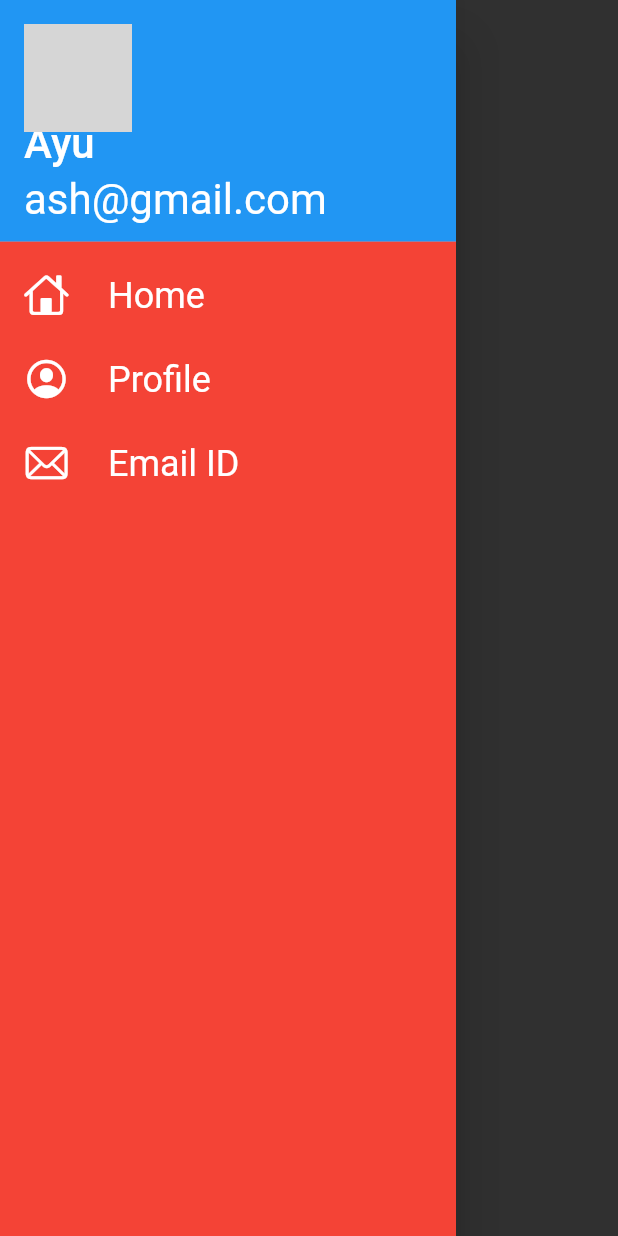
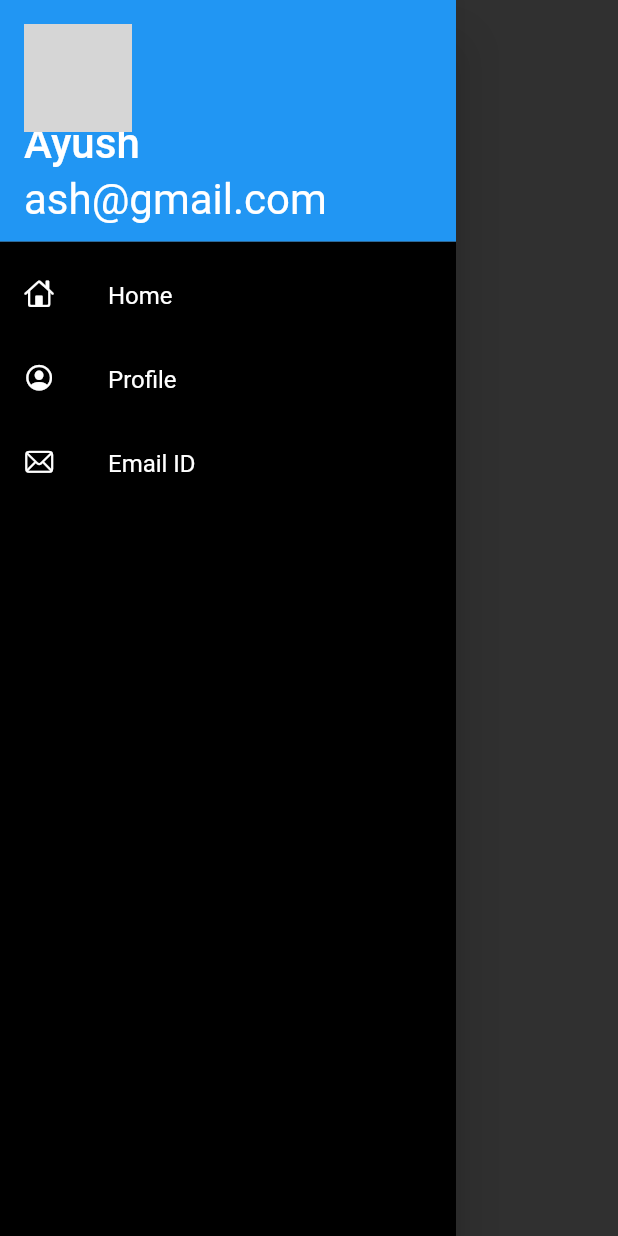
Before and after one commit to ayush0525/flutter, a Flutter app: the MyDrawer widget shown alone on an empty page, opened directly, on a phone screen of 412 x 824 dp. Run offline on Flutter 3.47's test engine with Material 2 defaults, Android fonts, the phone set to English and light mode, and no system bars; our stand-ins replace google_fonts; network calls fail; grey boxes are pictures that could not be loaded.

Commit message:
day2completed

```diff
--- a/lib/widgets/drawer.dart
+++ b/lib/widgets/drawer.dart
@@ -11,7 +11,7 @@ class MyDrawer extends StatelessWidget {
 
     return Drawer(
       child: Container(
-        color: Colors.red,
+        color: Colors.black,
         child: ListView(
           padding: EdgeInsets.zero,
           children: [
@@ -20,7 +20,7 @@ class MyDrawer extends StatelessWidget {
               //margin: EdgeInsets.zero,
               child: UserAccountsDrawerHeader(
                 margin: EdgeInsets.zero,
-                accountName: Text("Ayu", textScaleFactor: 2.0),
+                accountName: Text("Ayush", textScaleFactor: 2.0),
                 accountEmail: Text("ash@gmail.com", textScaleFactor: 2.0),
                 currentAccountPicture: CircleAvatar(
                   backgroundImage: NetworkImage(imageUrl),
@@ -31,11 +31,11 @@ class MyDrawer extends StatelessWidget {
               leading: Icon(
                 CupertinoIcons.home,
                 color: Colors.white,
-                size: 30.0,
+                size: 20.0,
               ),
               title: Text(
                 "Home",
-                textScaleFactor: 1.5,
+                textScaleFactor: 1.0,
                 style: TextStyle(
                   color: Colors.white,
                 ),
@@ -45,11 +45,11 @@ class MyDrawer extends StatelessWidget {
               leading: Icon(
                 CupertinoIcons.profile_circled,
                 color: Colors.white,
-                size: 30.0,
+                size: 20.0,
               ),
               title: Text(
                 "Profile",
-                textScaleFactor: 1.5,
+                textScaleFactor: 1.0,
                 style: TextStyle(
                   color: Colors.white,
                 ),
@@ -59,11 +59,11 @@ class MyDrawer extends StatelessWidget {
               leading: Icon(
                 CupertinoIcons.mail,
                 color: Colors.white,
-                size: 30.0,
+                size: 20.0,
               ),
               title: Text(
                 "Email ID",
-                textScaleFactor: 1.5,
+                textScaleFactor: 1.0,
                 style: TextStyle(
                   color: Colors.white,
                 ),
```
